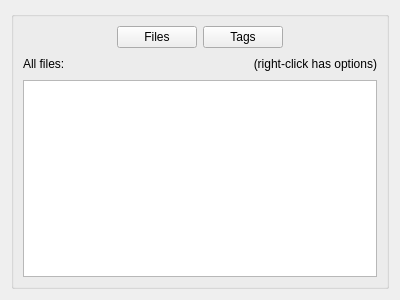
acraig5075/tag-a-file, file browsepage.ui: the form before one commit.
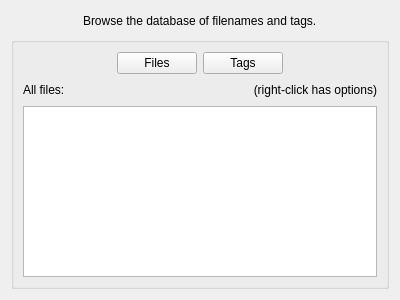
The form after the commit.

Commit message: Added titles to the pages.

What changed in the file:
```diff
--- a/browsepage.ui
+++ b/browsepage.ui
@@ -14,6 +14,43 @@
    <string>Form</string>
   </property>
   <layout class="QVBoxLayout" name="verticalLayout_2">
+   <item>
+    <layout class="QHBoxLayout" name="horizontalLayout_3">
+     <item>
+      <spacer name="horizontalSpacer_4">
+       <property name="orientation">
+        <enum>Qt::Horizontal</enum>
+       </property>
+       <property name="sizeHint" stdset="0">
+        <size>
+         <width>40</width>
+         <height>20</height>
+        </size>
+       </property>
+      </spacer>
+     </item>
+     <item>
+      <widget class="QLabel" name="titleLabel">
+       <property name="text">
+        <string>Browse the database of filenames and tags.</string>
+       </property>
+      </widget>
+     </item>
+     <item>
+      <spacer name="horizontalSpacer_5">
+       <property name="orientation">
+        <enum>Qt::Horizontal</enum>
+       </property>
+       <property name="sizeHint" stdset="0">
+        <size>
+         <width>40</width>
+         <height>20</height>
+        </size>
+       </property>
+      </spacer>
+     </item>
+    </layout>
+   </item>
    <item>
     <widget class="QGroupBox" name="groupBox">
      <property name="title">
```
The commit also changes 3 other files.
